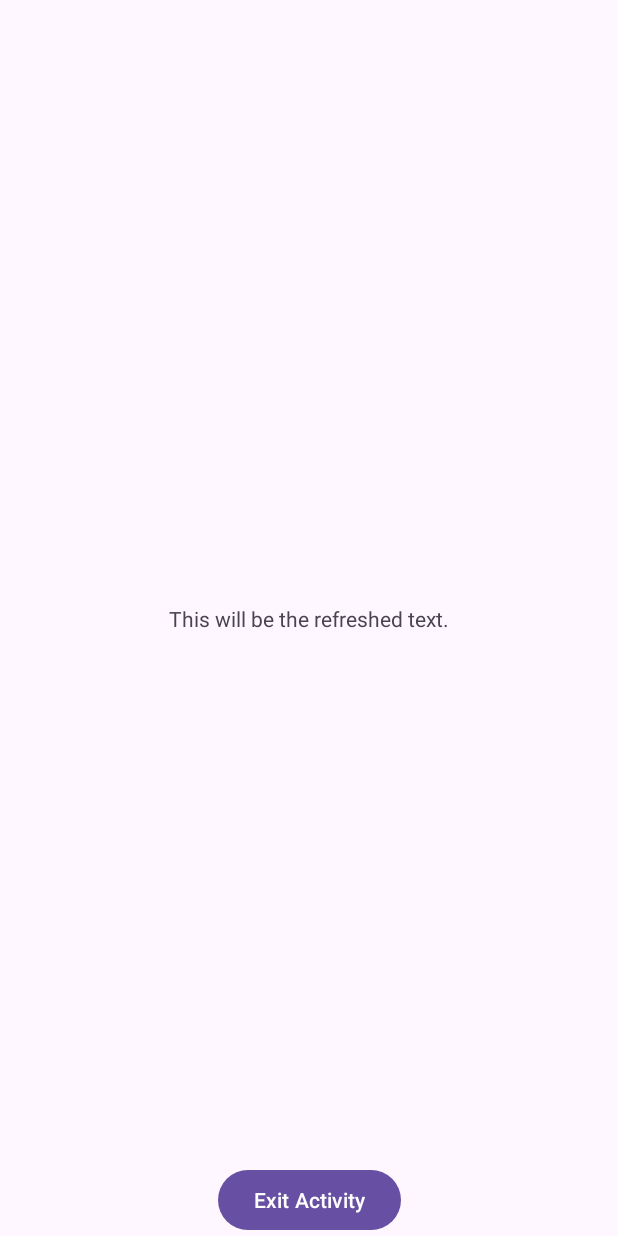
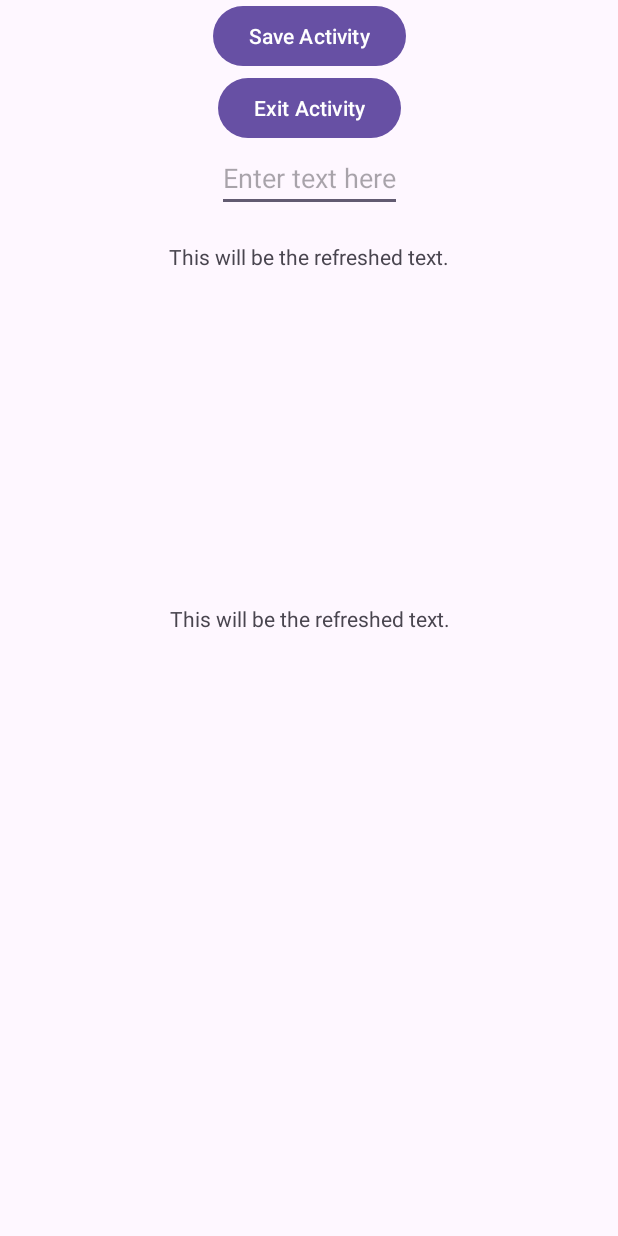
Before and after one commit to Ibrahim-Lokman/Activity_Lifecycle_App, an Android app: the layout activity_main.xml on its own in the app's theme, with its tools: preview values and no code run, on a phone screen of 412 x 824 dp. Run offline under Robolectric (Android 15) with nearby library versions, the phone set to English and light mode, and no system bars.

Commit message:
Saving data before rotation using onSaveInstanceState

```diff
--- a/app/src/main/res/layout/activity_main.xml
+++ b/app/src/main/res/layout/activity_main.xml
@@ -1,4 +1,6 @@
 <?xml version="1.0" encoding="utf-8"?>
+
+
 <androidx.constraintlayout.widget.ConstraintLayout xmlns:android="http://schemas.android.com/apk/res/android"
     xmlns:app="http://schemas.android.com/apk/res-auto"
     xmlns:tools="http://schemas.android.com/tools"
@@ -6,27 +8,66 @@
     android:layout_height="match_parent"
     tools:context=".MainActivity">
 
+
+
+    <Button
+
+        android:id="@+id/btn_save"
+        android:layout_width="wrap_content"
+        android:layout_height="wrap_content"
+        app:layout_constraintStart_toStartOf="parent"
+        app:layout_constraintTop_toTopOf="parent"
+        app:layout_constraintEnd_toEndOf="parent"
+
+        android:text="Save Activity"
+
+        />
+
+    <Button
+        android:id="@+id/btn_exit"
+        android:layout_width="wrap_content"
+        android:layout_height="wrap_content"
+        app:layout_constraintStart_toStartOf="parent"
+        app:layout_constraintEnd_toEndOf="parent"
+        app:layout_constraintTop_toBottomOf="@+id/btn_save"
+
+        android:text="Exit Activity"
+
+        />
+
+    <EditText
+        android:layout_width="wrap_content"
+        android:layout_height="wrap_content"
+        android:id="@+id/edit_text"
+        android:hint="Enter text here"
+        app:layout_constraintTop_toBottomOf="@+id/btn_exit"
+        app:layout_constraintStart_toStartOf="parent"
+        app:layout_constraintEnd_toEndOf="parent"
+
+        />
+
     <TextView
+        android:padding="20dp"
         android:id="@+id/text_view_refresh_status"
+        android:layout_width="wrap_content"
+        android:layout_height="wrap_content"
+        app:layout_constraintTop_toBottomOf="@+id/edit_text"
+        app:layout_constraintStart_toStartOf="parent"
+        app:layout_constraintEnd_toEndOf="parent"
+        tools:text = "This will be the refreshed text."
+        />
+
+    <TextView
+        android:id="@+id/saved_data_preview"
         android:layout_width="wrap_content"
         android:layout_height="wrap_content"
         app:layout_constraintTop_toTopOf="parent"
         app:layout_constraintStart_toStartOf="parent"
         app:layout_constraintBottom_toBottomOf="parent"
         app:layout_constraintEnd_toEndOf="parent"
+        android:gravity="center"
         tools:text = "This will be the refreshed text."
         />
 
 
-    <Button
-        android:id="@+id/btn_exit"
-        android:layout_width="wrap_content"
-        android:layout_height="wrap_content"
-        app:layout_constraintStart_toStartOf="parent"
-        app:layout_constraintBottom_toBottomOf="parent"
-        app:layout_constraintEnd_toEndOf="parent"
-        android:text="Exit Activity"
-
-        />
-
 </androidx.constraintlayout.widget.ConstraintLayout>
```
Also changed, not shown: app/src/main/java/com/ibrahim/activitylifecycleapp/MainActivity.kt (+22 -4 lines).
